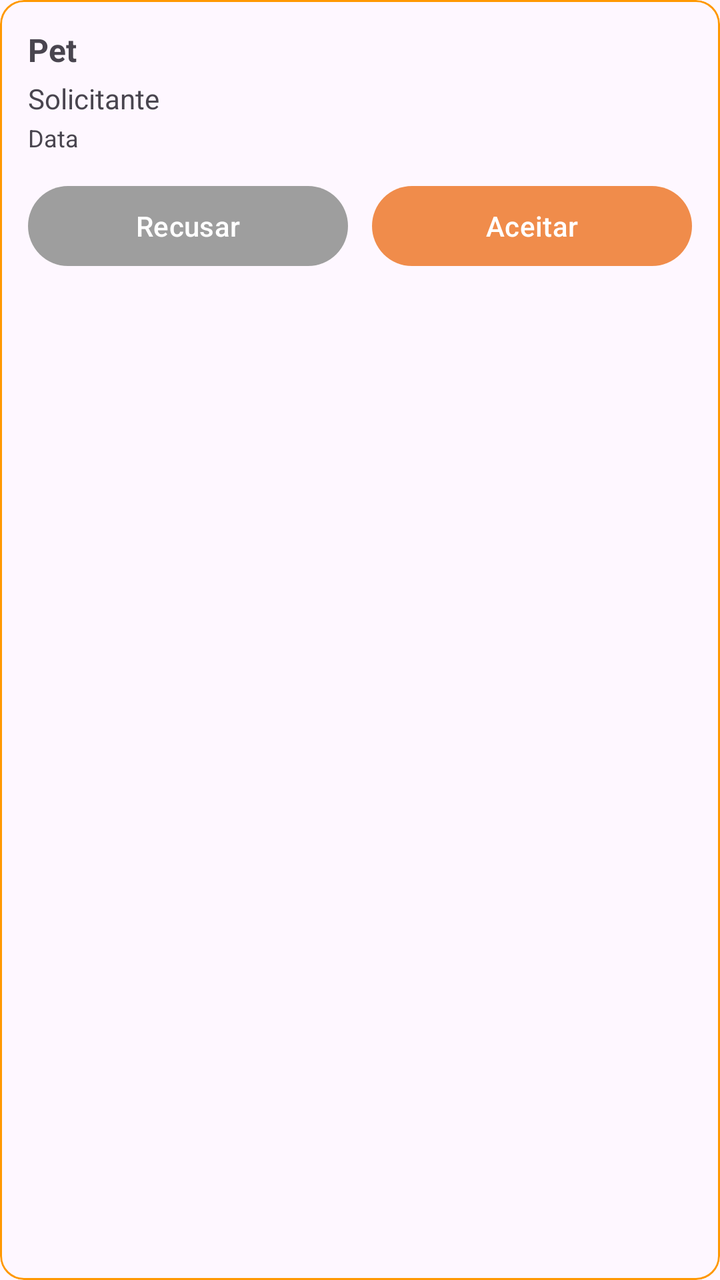
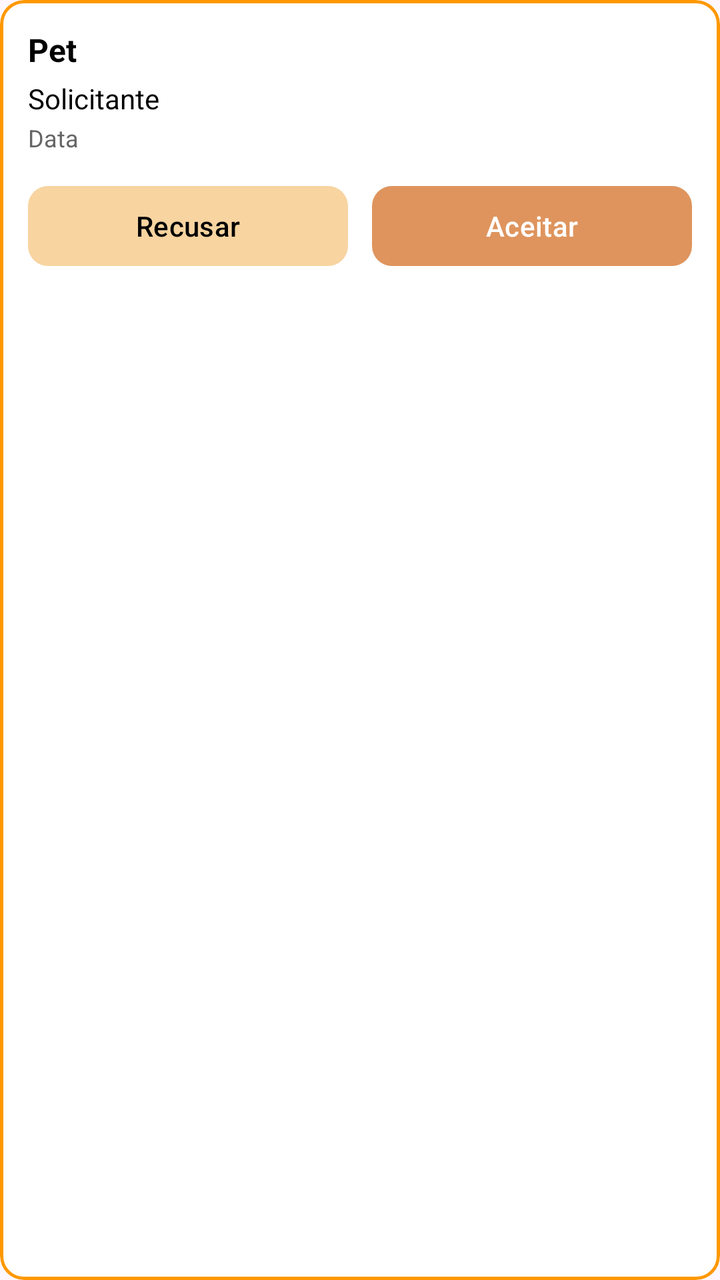

Two renders of the same Android screen: before a commit and after it. Below are the layout's source before the change and the commit's diff.
<!-- AndroidManifest.xml: application theme Theme.ProtPetverso1 -->
<!-- res/layout/item_solicitacao_vinculo.xml -->
<?xml version="1.0" encoding="utf-8"?>
<com.google.android.material.card.MaterialCardView xmlns:android="http://schemas.android.com/apk/res/android"
    xmlns:app="http://schemas.android.com/apk/res-auto"
    android:layout_width="match_parent"
    android:layout_height="wrap_content"
    android:layout_marginBottom="10dp"
    app:cardCornerRadius="12dp"
    app:strokeWidth="1dp"
    app:strokeColor="#FF9800">

    <LinearLayout
        android:layout_width="match_parent"
        android:layout_height="wrap_content"
        android:orientation="vertical"
        android:padding="14dp">

        <TextView
            android:id="@+id/txtNomePet"
            android:layout_width="match_parent"
            android:layout_height="wrap_content"
            android:textStyle="bold"
            android:textSize="16sp"
            android:text="Pet" />

        <TextView
            android:id="@+id/txtSolicitante"
            android:layout_width="match_parent"
            android:layout_height="wrap_content"
            android:layout_marginTop="4dp"
            android:text="Solicitante" />

        <TextView
            android:id="@+id/txtData"
            android:layout_width="match_parent"
            android:layout_height="wrap_content"
            android:layout_marginTop="2dp"
            android:textSize="12sp"
            android:text="Data" />

        <LinearLayout
            android:layout_width="match_parent"
            android:layout_height="wrap_content"
            android:layout_marginTop="12dp"
            android:orientation="horizontal">

            <com.google.android.material.button.MaterialButton
                android:id="@+id/btnRecusar"
                android:layout_width="0dp"
                android:layout_height="wrap_content"
                android:layout_weight="1"
                android:layout_marginEnd="6dp"
                android:text="Recusar"
                android:textAllCaps="false"
                app:backgroundTint="#9E9E9E" />

            <com.google.android.material.button.MaterialButton
                android:id="@+id/btnAceitar"
                android:layout_width="0dp"
                android:layout_height="wrap_content"
                android:layout_weight="1"
                android:layout_marginStart="6dp"
                android:text="Aceitar"
                android:textAllCaps="false"
                app:backgroundTint="#f08c4b" />
        </LinearLayout>
    </LinearLayout>
</com.google.android.material.card.MaterialCardView>
<!-- resources referenced by this layout -->
<resources>
  <style name="Theme.ProtPetverso1" parent="Base.Theme.ProtPetverso1">
      </style>
  <style name="Base.Theme.ProtPetverso1" parent="Theme.Material3.DayNight.NoActionBar">
          
          
      </style>
</resources>

<!-- the commit's change to res/layout/item_solicitacao_vinculo.xml (unified diff, before → after) -->
@@ -1,11 +1,14 @@
 <?xml version="1.0" encoding="utf-8"?>
-<com.google.android.material.card.MaterialCardView xmlns:android="http://schemas.android.com/apk/res/android"
+<com.google.android.material.card.MaterialCardView
+    xmlns:android="http://schemas.android.com/apk/res/android"
     xmlns:app="http://schemas.android.com/apk/res-auto"
     android:layout_width="match_parent"
     android:layout_height="wrap_content"
     android:layout_marginBottom="10dp"
     app:cardCornerRadius="12dp"
-    app:strokeWidth="1dp"
+    app:cardElevation="0dp"
+    app:cardBackgroundColor="#FFFFFF"
+    app:strokeWidth="1.5dp"
     app:strokeColor="#FF9800">
 
     <LinearLayout
@@ -20,6 +23,7 @@
             android:layout_height="wrap_content"
             android:textStyle="bold"
             android:textSize="16sp"
+            android:textColor="#000000"
             android:text="Pet" />
 
         <TextView
@@ -27,6 +31,7 @@
             android:layout_width="match_parent"
             android:layout_height="wrap_content"
             android:layout_marginTop="4dp"
+            android:textColor="#000000"
             android:text="Solicitante" />
 
         <TextView
@@ -35,6 +40,7 @@
             android:layout_height="wrap_content"
             android:layout_marginTop="2dp"
             android:textSize="12sp"
+            android:textColor="#666666"
             android:text="Data" />
 
         <LinearLayout
@@ -51,7 +57,9 @@
                 android:layout_marginEnd="6dp"
                 android:text="Recusar"
                 android:textAllCaps="false"
-                app:backgroundTint="#9E9E9E" />
+                android:textColor="#000000"
+                app:backgroundTint="#F7D4A0"
+                app:cornerRadius="10dp" />
 
             <com.google.android.material.button.MaterialButton
                 android:id="@+id/btnAceitar"
@@ -61,7 +69,9 @@
                 android:layout_marginStart="6dp"
                 android:text="Aceitar"
                 android:textAllCaps="false"
-                app:backgroundTint="#f08c4b" />
+                android:textColor="#FFFFFF"
+                app:backgroundTint="#DF945D"
+                app:cornerRadius="10dp" />
         </LinearLayout>
     </LinearLayout>
 </com.google.android.material.card.MaterialCardView>
